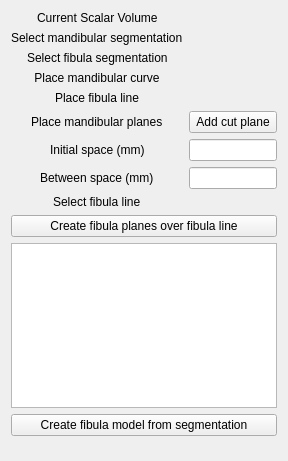
This is BoneReconstructionPlanner/Resources/UI/BoneReconstructionPlanner.ui in SlicerIGT/SlicerBoneReconstructionPlanner as Qt 5 draws it before an edit. The edited form follows.
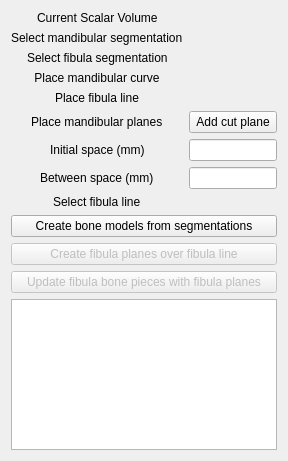
This is the edited form. Custom widgets are drawn as their Qt base class.

Commit message: make update of cutted bone models manual ,fix fibula planes (normals weren't updating), create makeModels button, lock ui buttons to respect the workflow, create cuttedMandibleModel also

What changed in the file:
```diff
--- a/BoneReconstructionPlanner/Resources/UI/BoneReconstructionPlanner.ui
+++ b/BoneReconstructionPlanner/Resources/UI/BoneReconstructionPlanner.ui
@@ -181,13 +181,33 @@
      </item>
     </layout>
    </item>
+   <item>
+    <widget class="QPushButton" name="makeModelsButton">
+     <property name="text">
+      <string>Create bone models from segmentations</string>
+     </property>
+    </widget>
+   </item>
    <item>
     <widget class="QPushButton" name="createPlanesButton">
+     <property name="enabled">
+      <bool>false</bool>
+     </property>
      <property name="text">
       <string>Create fibula planes over fibula line</string>
      </property>
     </widget>
    </item>
+   <item>
+    <widget class="QPushButton" name="updateFibulaPiecesButton">
+     <property name="enabled">
+      <bool>false</bool>
+     </property>
+     <property name="text">
+      <string>Update fibula bone pieces with fibula planes</string>
+     </property>
+    </widget>
+   </item>
    <item>
     <widget class="qMRMLSubjectHierarchyTreeView" name="planesTreeView">
      <property name="nodeTypes">
@@ -197,13 +217,6 @@
      </property>
     </widget>
    </item>
-   <item>
-    <widget class="QPushButton" name="fibulaModelButton">
-     <property name="text">
-      <string>Create fibula model from segmentation</string>
-     </property>
-    </widget>
-   </item>
    <item>
     <spacer name="verticalSpacer">
      <property name="orientation">
```
The commit also changes 1 other file.
